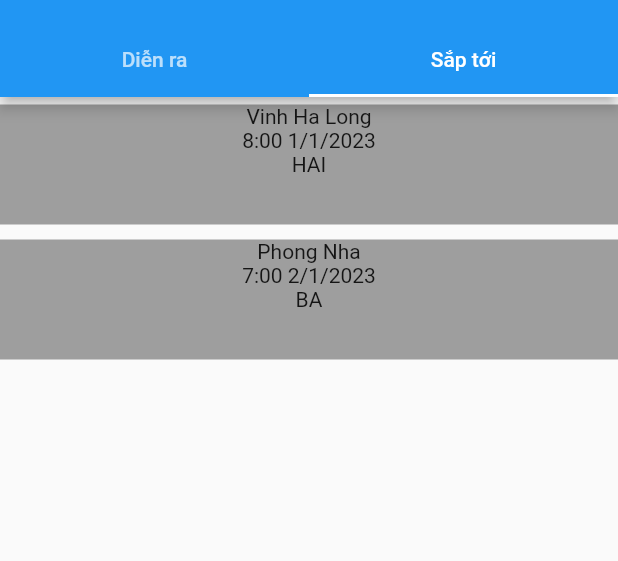
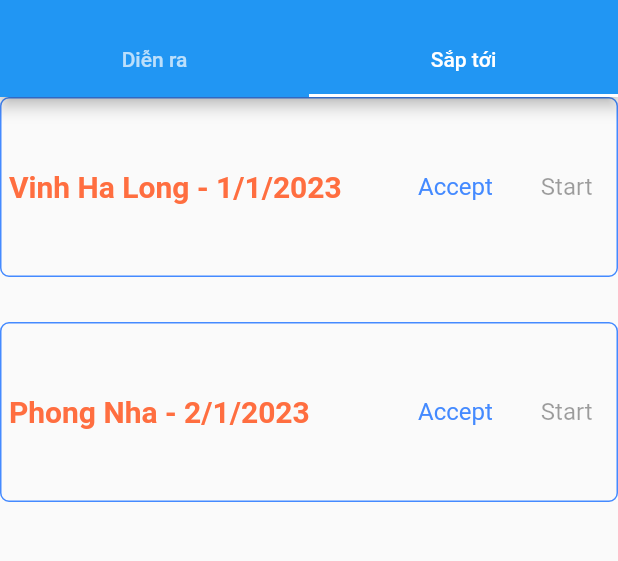
Before and after one commit to khamdd/hci201, a Flutter app: the TripPage screen opened directly, tab 2 chosen, on a phone screen of 412 x 824 dp, the part 59-620 px from its top. Run offline on Flutter 3.47's test engine with Material 2 defaults, Android fonts, the phone set to English and light mode, and no system bars; our stand-ins replace google_maps_flutter.

Commit message:
Fix tri page and add button

```diff
--- a/lib/component/tripCard.dart
+++ b/lib/component/tripCard.dart
@@ -15,26 +15,64 @@ class TripCard extends StatelessWidget {
   @override
   Widget build(BuildContext context) {
     return SizedBox(
-      height: 90,
+      height: 150,
       child: Column(
-        mainAxisAlignment: MainAxisAlignment.spaceEvenly,
+        mainAxisAlignment: MainAxisAlignment.spaceBetween,
+        crossAxisAlignment: CrossAxisAlignment.start,
         children: [
           Container(
-            height: 80,
+            height: 120,
             width: double.infinity,
-            color: Colors.grey,
-            child: Column(
+            alignment: Alignment.centerLeft,
+            decoration: BoxDecoration(
+              border: Border.all(color: Colors.blueAccent),
+              borderRadius: const BorderRadius.all(Radius.circular(6.0)),
+            ),
+
+
+            child: Row(
+              mainAxisAlignment: MainAxisAlignment.spaceBetween,
               children: [
-                Text(destination),
-                Text(time +' '+ date),
-                Text(group),
+                Text((' ')+destination+' - '+date, style: const TextStyle(
+                  fontSize: 20,
+                  fontWeight: FontWeight.bold,
+                  color: Colors.deepOrangeAccent,
+                )),
+                Row(
+
+                  children: [
+                    TextButton(
+                      style: TextButton.styleFrom(
+                        padding: const EdgeInsets.all(16.0),
+                        primary: Colors.blueAccent,
+                        textStyle: const TextStyle(fontSize: 16),
+                      ),
+                      onPressed: () {},
+                      child: const Text('Accept'),
+                    ),
+                    TextButton(
+                      style: TextButton.styleFrom(
+                        padding: const EdgeInsets.all(16.0),
+                        primary: Colors.blueAccent,
+                        textStyle: const TextStyle(fontSize: 16),
+
+                      ),
+                      onPressed: null,
+                      child: const Text('Start'),
+                    )
+                  ],
+                )
+
               ],
+
+
+              ),
+
             )
 
-          )
-        ],
 
 
+        ],
       ),
     );
   }
```
